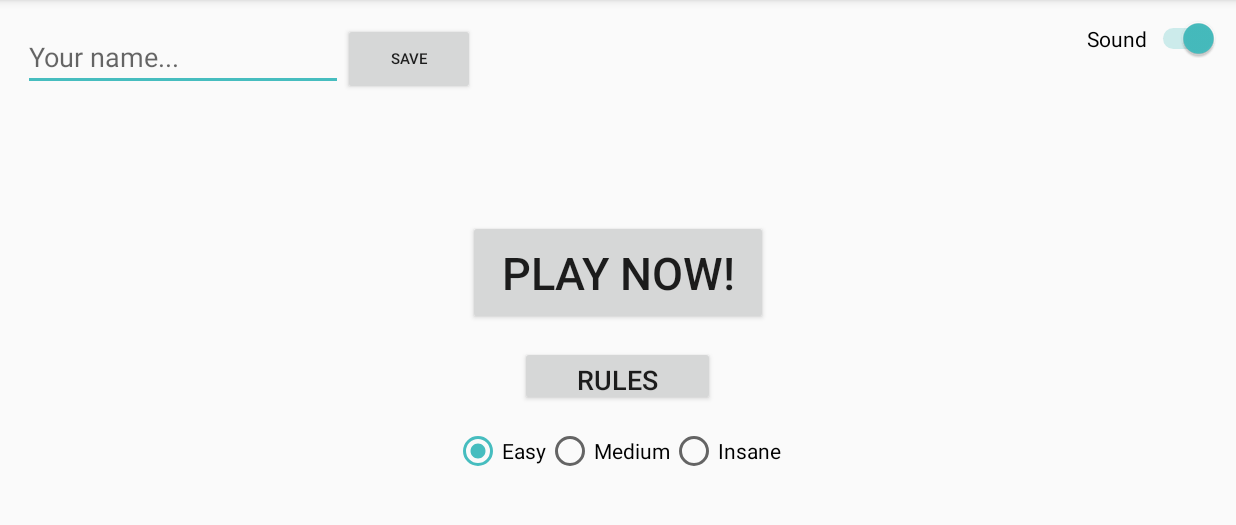
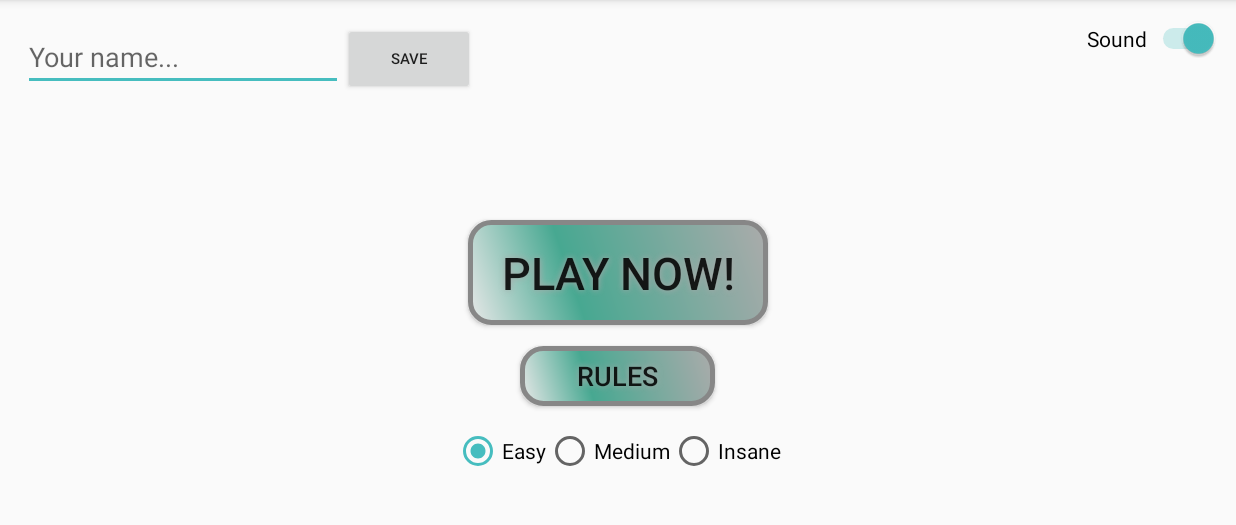
Before and after one commit to omriO9/BattleShips, an Android app: the screen it shows after launch (MainActivity), on a phone screen of 824 x 412 dp (held sideways), the part 72-597 px from its top. Run offline under Robolectric (Android 15) with nearby library versions, the phone set to English and light mode, and no system bars.

Commit message:
Commit # Omri - Buttons/rules/random delay/sound - on/off

```diff
--- a/app/src/main/java/com/example/omri/battleShip/CellInfo.java
+++ b/app/src/main/java/com/example/omri/battleShip/CellInfo.java
@@ -26,6 +26,7 @@ public class CellInfo implements Serializable {
     public int getImg() {
         return imgResourceID;
     }
+
     public void setShipName(String shipName) {
         this.shipName = shipName;
     }
--- a/app/src/main/java/com/example/omri/battleShip/arrangeBattleFieldActivity.java
+++ b/app/src/main/java/com/example/omri/battleShip/arrangeBattleFieldActivity.java
@@ -28,6 +28,7 @@ public class arrangeBattleFieldActivity extends AppCompatActivity implements Vie
     int selectedBattleID = 0; // the ID is from the resource file.
     int numberOfPlacedShips=0;
     GameManager manager;
+    private boolean isSound = true;
     List<Coordinate> possibleCords;
 
 
@@ -44,6 +45,7 @@ public class arrangeBattleFieldActivity extends AppCompatActivity implements Vie
         super.onResume();
         String gameDifficulty  = getIntent().getStringExtra("gameDifficulty");
         String userName = getIntent().getStringExtra("userName");
+        isSound = getIntent().getBooleanExtra("isSound",true);
         Log.d(TAG, "nullwongame?: name="+userName);
         manager = new GameManager(gameDifficulty);
         int [] arr = manager.createPlayers(userName,"BlueGene"); //gridSize and numOfShips are decided according to gameDifficulty
@@ -259,6 +261,7 @@ public class arrangeBattleFieldActivity extends AppCompatActivity implements Vie
         else {
         Intent GameActivity = new Intent(this, GameActivity.class);
         GameActivity.putExtra("GameManager", manager);
+        GameActivity.putExtra("isSound",isSound);
         startActivity(GameActivity);
         }
     }
--- /dev/null
+++ b/app/src/main/res/drawable/buttonShape.xml
@@ -0,0 +1,28 @@
+<?xml version="1.0" encoding="utf-8"?>
+<shape xmlns:android="http://schemas.android.com/apk/res/android" android:shape="rectangle" >
+    <corners
+        android:radius="14dp"
+        />
+    <gradient
+        android:angle="45"
+        android:centerX="35%"
+        android:centerColor="#47A891"
+        android:startColor="#E8E8E8"
+        android:endColor="#ABABAB"
+        android:type="linear"
+        />
+    <padding
+        android:left="0dp"
+        android:top="0dp"
+        android:right="0dp"
+        android:bottom="0dp"
+        />
+    <size
+        android:width="270dp"
+        android:height="60dp"
+        />
+    <stroke
+        android:width="3dp"
+        android:color="#878787"
+        />
+</shape>
--- a/app/src/main/res/layout/activity_main.xml
+++ b/app/src/main/res/layout/activity_main.xml
@@ -11,8 +11,14 @@
         android:id="@+id/play_button"
         android:layout_width="@dimen/play_button_width"
         android:layout_height="@dimen/play_button_height"
-        android:layout_centerInParent="true"
+        android:layout_centerHorizontal="true"
+        android:layout_centerVertical="true"
+        android:background="@drawable/buttonShape"
         android:onClick="startArrangeBattleFieldActivity"
+        android:shadowColor="#A8A8A8"
+        android:shadowDx="0"
+        android:shadowDy="0"
+        android:shadowRadius="5"
         android:text="@string/play_button"
         android:textSize="@dimen/play_button_textsize" />
 
@@ -22,13 +28,18 @@
         android:layout_height="@dimen/rules_button_height"
         android:layout_below="@+id/play_button"
         android:layout_centerHorizontal="true"
+        android:background="@drawable/buttonShape"
+        android:shadowColor="#A8A8A8"
+        android:shadowDx="0"
+        android:shadowDy="0"
+        android:shadowRadius="5"
         android:layout_marginTop="14dp"
         android:onClick="startRulesActivity"
         android:text="@string/rules_button"
         android:textSize="@dimen/rules_button_textsize" />
 
     <Switch
-        android:id="@+id/switch1"
+        android:id="@+id/soungSwitch"
         android:layout_width="wrap_content"
         android:layout_height="wrap_content"
         android:layout_alignParentEnd="true"
@@ -36,6 +47,7 @@
         android:layout_marginEnd="11dp"
         android:layout_marginTop="12dp"
         android:checked="true"
+        android:onClick="onSwitchClicked"
         android:text="@string/sound" />
 
     <Button
```
Also changed, not shown: app/src/main/java/com/example/omri/battleShip/BattleField.java (+3 -5 lines), app/src/main/java/com/example/omri/battleShip/GameActivity.java (+18 -9 lines), app/src/main/java/com/example/omri/battleShip/MainActivity.java (+9 -0 lines), app/src/main/java/com/example/omri/battleShip/RulesActivity.java (+13 -0 lines), app/src/main/res/layout-land/activity_arrange_battle_field.xml (+8 -2 lines), app/src/main/res/layout/activity_rules.xml (+20 -4 lines), app/src/main/res/drawable/tile.jpg (deleted).
